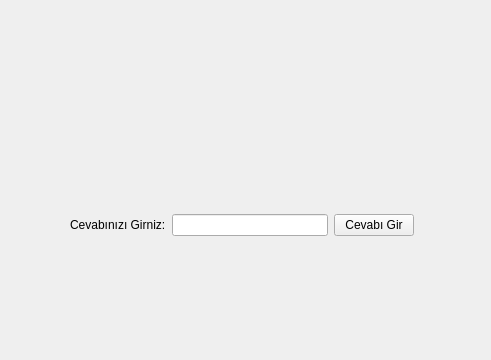
Old version of the form giriş/quizEkrani.ui in the repository meteklc/kelime-ezberleme-sistemi; both pictures show x 120 to 611 and y 240 to 600 of the 800 by 600 pixel window.
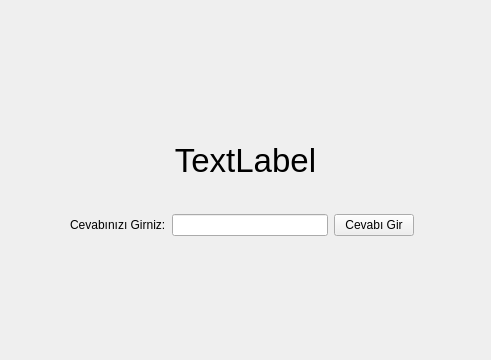
New version of the form.

Commit message:
Quiz Ekrani Güncelleme
Quiz ekranini güncelledim

The edit to the form file:
```diff
--- a/giriş/quizEkrani.ui
+++ b/giriş/quizEkrani.ui
@@ -14,7 +14,7 @@
    <string>Quiz</string>
   </property>
   <widget class="QWidget" name="centralwidget">
-   <widget class="QWidget" name="">
+   <widget class="QWidget" name="layoutWidget">
     <property name="geometry">
      <rect>
       <x>190</x>
@@ -43,6 +43,30 @@
      </item>
     </layout>
    </widget>
+   <widget class="QLabel" name="kelimeLabel">
+    <property name="geometry">
+     <rect>
+      <x>200</x>
+      <y>380</y>
+      <width>331</width>
+      <height>41</height>
+     </rect>
+    </property>
+    <property name="font">
+     <font>
+      <pointsize>25</pointsize>
+     </font>
+    </property>
+    <property name="layoutDirection">
+     <enum>Qt::LeftToRight</enum>
+    </property>
+    <property name="text">
+     <string>TextLabel</string>
+    </property>
+    <property name="alignment">
+     <set>Qt::AlignCenter</set>
+    </property>
+   </widget>
   </widget>
   <widget class="QMenuBar" name="menubar">
    <property name="geometry">
```
The commit also changes 3 other files.
